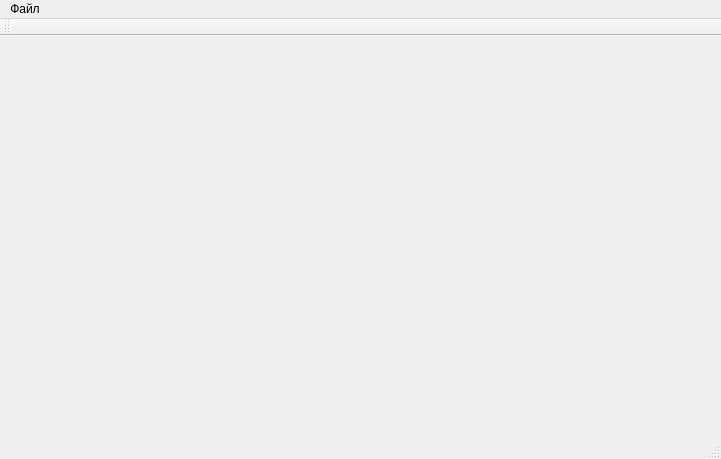
Qt form mainwindow.ui (rust3128/MposTools) before a commit.
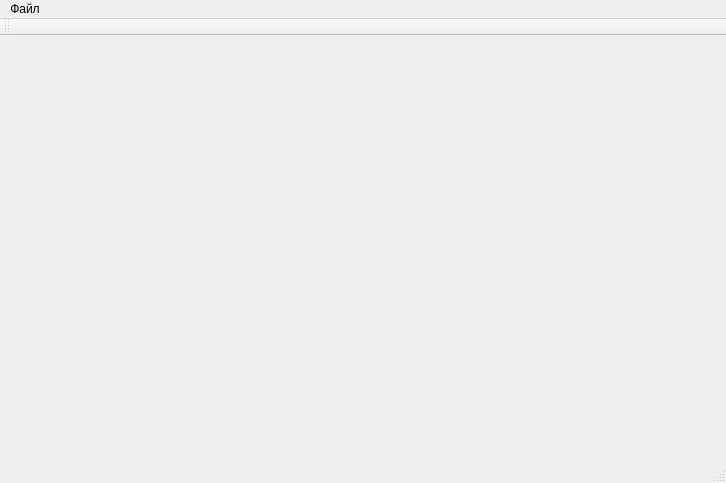
The same form after that commit.

```diff
--- a/mainwindow.ui
+++ b/mainwindow.ui
@@ -6,8 +6,8 @@
    <rect>
     <x>0</x>
     <y>0</y>
-    <width>721</width>
-    <height>459</height>
+    <width>726</width>
+    <height>483</height>
    </rect>
   </property>
   <property name="windowTitle">
@@ -19,7 +19,7 @@
     <rect>
      <x>0</x>
      <y>0</y>
-     <width>721</width>
+     <width>726</width>
      <height>23</height>
     </rect>
    </property>
@@ -32,6 +32,9 @@
    <addaction name="menu"/>
   </widget>
   <widget class="QToolBar" name="mainToolBar">
+   <property name="orientation">
+    <enum>Qt::Vertical</enum>
+   </property>
    <attribute name="toolBarArea">
     <enum>TopToolBarArea</enum>
    </attribute>
@@ -42,7 +45,7 @@
   <widget class="QStatusBar" name="statusBar">
    <property name="font">
     <font>
-     <pointsize>12</pointsize>
+     <pointsize>10</pointsize>
     </font>
    </property>
   </widget>
```
Left out of the diff: 5 changed lines with no effect on the pictures.
